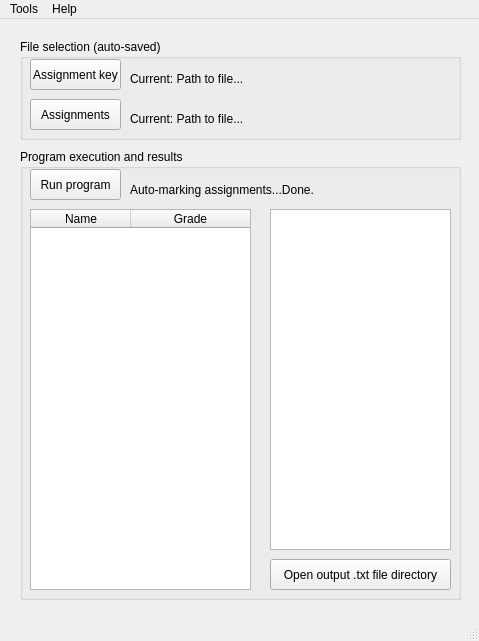
First picture: the form in Application/main_window.ui, repository DanPalmarin/PyAutoMark, before the edit.
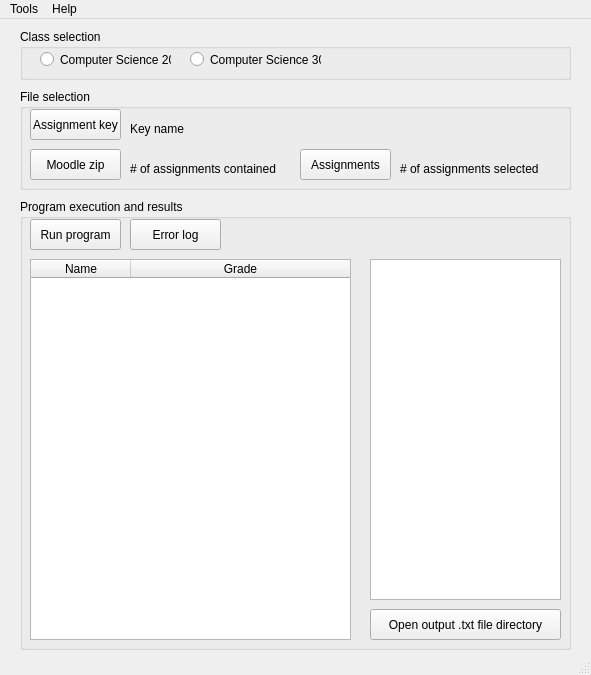
Second picture: the form after the edit.

```diff
--- a/Application/main_window.ui
+++ b/Application/main_window.ui
@@ -6,8 +6,8 @@
    <rect>
     <x>0</x>
     <y>0</y>
-    <width>479</width>
-    <height>641</height>
+    <width>591</width>
+    <height>675</height>
    </rect>
   </property>
   <property name="windowTitle">
@@ -18,13 +18,13 @@
     <property name="geometry">
      <rect>
       <x>20</x>
-      <y>20</y>
-      <width>441</width>
+      <y>70</y>
+      <width>551</width>
       <height>101</height>
      </rect>
     </property>
     <property name="title">
-     <string>File selection (auto-saved)</string>
+     <string>File selection</string>
     </property>
     <widget class="QPushButton" name="button1">
      <property name="geometry">
@@ -47,7 +47,7 @@
       <rect>
        <x>110</x>
        <y>30</y>
-       <width>321</width>
+       <width>151</width>
        <height>21</height>
       </rect>
      </property>
@@ -55,7 +55,7 @@
       <cursorShape>IBeamCursor</cursorShape>
      </property>
      <property name="text">
-      <string>Current: Path to file...</string>
+      <string>Key name</string>
      </property>
      <property name="textInteractionFlags">
       <set>Qt::LinksAccessibleByMouse|Qt::TextSelectableByMouse</set>
@@ -74,7 +74,7 @@
       <string>Select the .zip assignment(s) that require marking.</string>
      </property>
      <property name="text">
-      <string>Assignments</string>
+      <string>Moodle zip</string>
      </property>
     </widget>
     <widget class="QLabel" name="label2">
@@ -82,7 +82,7 @@
       <rect>
        <x>110</x>
        <y>70</y>
-       <width>321</width>
+       <width>151</width>
        <height>21</height>
       </rect>
      </property>
@@ -90,19 +90,99 @@
       <cursorShape>IBeamCursor</cursorShape>
      </property>
      <property name="text">
-      <string>Current: Path to file...</string>
+      <string># of assignments contained</string>
      </property>
      <property name="textInteractionFlags">
       <set>Qt::LinksAccessibleByMouse|Qt::TextSelectableByMouse</set>
      </property>
     </widget>
+    <widget class="QLabel" name="label3">
+     <property name="geometry">
+      <rect>
+       <x>380</x>
+       <y>70</y>
+       <width>151</width>
+       <height>21</height>
+      </rect>
+     </property>
+     <property name="cursor">
+      <cursorShape>IBeamCursor</cursorShape>
+     </property>
+     <property name="text">
+      <string># of assignments selected</string>
+     </property>
+     <property name="textInteractionFlags">
+      <set>Qt::LinksAccessibleByMouse|Qt::TextSelectableByMouse</set>
+     </property>
+    </widget>
+    <widget class="QPushButton" name="button3">
+     <property name="geometry">
+      <rect>
+       <x>280</x>
+       <y>60</y>
+       <width>91</width>
+       <height>31</height>
+      </rect>
+     </property>
+     <property name="statusTip">
+      <string>Manually select individual zip file submissions for marking.</string>
+     </property>
+     <property name="text">
+      <string>Assignments</string>
+     </property>
+    </widget>
    </widget>
    <widget class="QGroupBox" name="groupBox2">
     <property name="geometry">
      <rect>
       <x>20</x>
-      <y>130</y>
-      <width>441</width>
+      <y>10</y>
+      <width>551</width>
+      <height>51</height>
+     </rect>
+    </property>
+    <property name="title">
+     <string>Class selection</string>
+    </property>
+    <widget class="QRadioButton" name="radioButton1">
+     <property name="geometry">
+      <rect>
+       <x>20</x>
+       <y>10</y>
+       <width>131</width>
+       <height>41</height>
+      </rect>
+     </property>
+     <property name="statusTip">
+      <string>PyAutoMark will save previously accessed directories specific to CS20.</string>
+     </property>
+     <property name="text">
+      <string>Computer Science 20</string>
+     </property>
+    </widget>
+    <widget class="QRadioButton" name="radioButton2">
+     <property name="geometry">
+      <rect>
+       <x>170</x>
+       <y>10</y>
+       <width>131</width>
+       <height>41</height>
+      </rect>
+     </property>
+     <property name="statusTip">
+      <string>PyAutoMark will save previously accessed directories specific to CS30.</string>
+     </property>
+     <property name="text">
+      <string>Computer Science 30</string>
+     </property>
+    </widget>
+   </widget>
+   <widget class="QGroupBox" name="groupBox3">
+    <property name="geometry">
+     <rect>
+      <x>20</x>
+      <y>180</y>
+      <width>551</width>
       <height>451</height>
      </rect>
     </property>
@@ -114,7 +194,7 @@
       <rect>
        <x>10</x>
        <y>60</y>
-       <width>221</width>
+       <width>321</width>
        <height>381</height>
       </rect>
      </property>
@@ -180,9 +260,9 @@
     <widget class="QListWidget" name="list1">
      <property name="geometry">
       <rect>
-       <x>250</x>
+       <x>350</x>
        <y>60</y>
-       <width>181</width>
+       <width>191</width>
        <height>341</height>
       </rect>
      </property>
@@ -190,12 +270,12 @@
       <enum>QAbstractItemView::ExtendedSelection</enum>
      </property>
     </widget>
-    <widget class="QPushButton" name="button4">
+    <widget class="QPushButton" name="button6">
      <property name="geometry">
       <rect>
-       <x>250</x>
+       <x>350</x>
        <y>410</y>
-       <width>181</width>
+       <width>191</width>
        <height>31</height>
       </rect>
      </property>
@@ -206,7 +286,7 @@
       <string>Open output .txt file directory</string>
      </property>
     </widget>
-    <widget class="QPushButton" name="button3">
+    <widget class="QPushButton" name="button4">
      <property name="geometry">
       <rect>
        <x>10</x>
@@ -222,17 +302,17 @@
       <string>Run program</string>
      </property>
     </widget>
-    <widget class="QLabel" name="label3">
+    <widget class="QPushButton" name="button5">
      <property name="geometry">
       <rect>
        <x>110</x>
-       <y>30</y>
-       <width>321</width>
-       <height>21</height>
+       <y>20</y>
+       <width>91</width>
+       <height>31</height>
       </rect>
      </property>
      <property name="text">
-      <string>Auto-marking assignments...Done.</string>
+      <string>Error log</string>
      </property>
     </widget>
    </widget>
@@ -242,7 +322,7 @@
     <rect>
      <x>0</x>
      <y>0</y>
-     <width>479</width>
+     <width>591</width>
      <height>21</height>
     </rect>
    </property>
```
Left out of the diff: 13 changed lines with no effect on the pictures.
